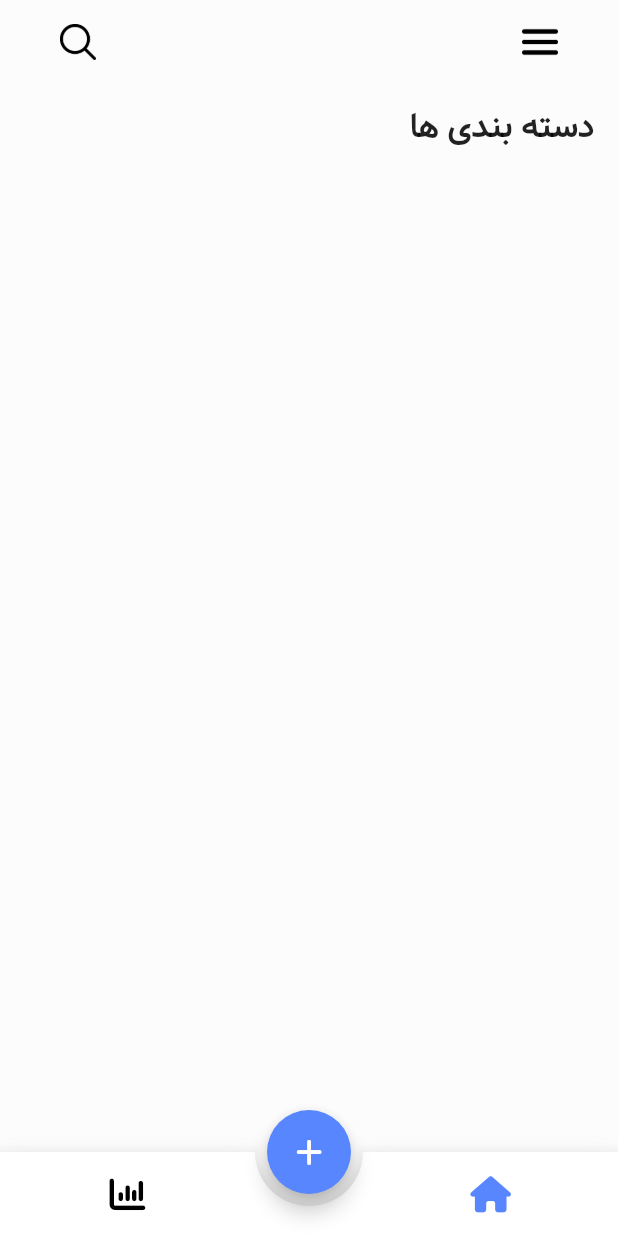
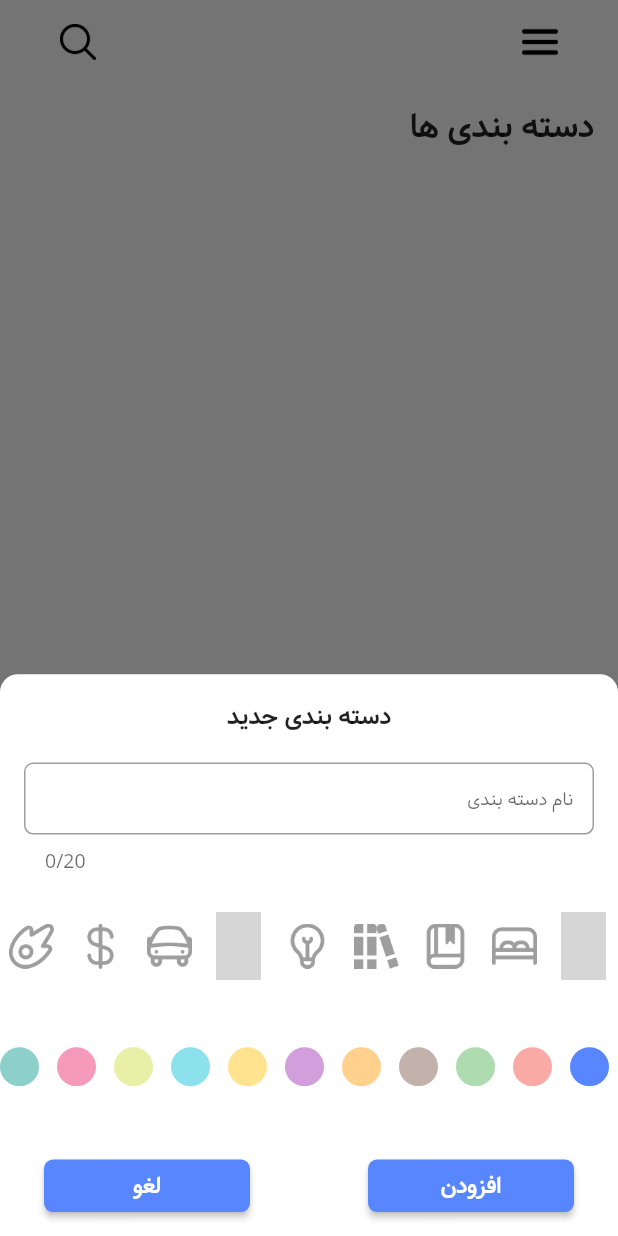
Before and after one commit to smrTofighi/todo_infinity_app, a Flutter app: the MainPage screen opened by its route, after a tap on an icon or button, on a phone screen of 412 x 824 dp. Run offline on Flutter 3.47's test engine with Material 2 defaults, Android fonts, the phone set to English and light mode, and no system bars; drawn by our look-alikes of animated_bottom_navigation_bar; our stand-ins replace dio, dropdown_button2, expandable, flutter_slidable, font_awesome_flutter, get and 4 more; missing offline and left inert: persian_datetime_picker; accounts and stored records are empty; network calls fail; grey boxes are pictures that could not be loaded.

Commit message:
add and delete category in server

```diff
--- a/lib/modules/category/category_page.dart
+++ b/lib/modules/category/category_page.dart
@@ -1,6 +1,5 @@
 import 'package:flutter/material.dart';
 import 'package:get/get.dart';
-import 'package:percent_indicator/linear_percent_indicator.dart';
 import 'package:step_progress_indicator/step_progress_indicator.dart';
 import 'package:todo_infinity_app/core/styles/text_styles.dart';
 import 'package:todo_infinity_app/core/values/colors.dart';
--- /dev/null
+++ b/lib/modules/category/widgets/bottom_sheet_category.dart
@@ -0,0 +1,145 @@
+import 'package:flutter/material.dart';
+import 'package:get/get.dart';
+import 'package:todo_infinity_app/modules/category/category_controller.dart';
+
+import '../../../core/styles/text_styles.dart';
+import '../../../core/values/colors.dart';
+import '../../../core/values/strings.dart';
+import 'color_widget.dart';
+
+void bottomSheetCategory(BuildContext context) {
+  CategoryController controller = Get.find<CategoryController>();
+  var width = MediaQuery.of(context).size.width;
+  var height = MediaQuery.of(context).size.height;
+  Get.bottomSheet(
+      Container(
+        padding: const EdgeInsets.symmetric(vertical: 6.0),
+        width: width,
+        height: height / 2.2,
+        decoration: const BoxDecoration(
+            borderRadius: BorderRadius.only(
+              topLeft: Radius.circular(12),
+              topRight: Radius.circular(12),
+            ),
+            color: SolidColors.card),
+        child: Column(
+          crossAxisAlignment: CrossAxisAlignment.start,
+          mainAxisAlignment: MainAxisAlignment.spaceEvenly,
+          children: [
+            Align(
+              alignment: Alignment.center,
+              child: Text(
+                controller.isEditing.value
+                    ? MyStrings.editCategory
+                    : MyStrings.newCategory,
+                style: MyTextStyles.titleOfBottomSheet,
+              ),
+            ),
+            Padding(
+              padding: const EdgeInsets.fromLTRB(16, 8, 16, 8),
+              child: TextField(
+                controller: controller.textEditingCategory,
+                cursorColor: SolidColors.primary,
+                maxLength: 20,
+                style: const TextStyle(fontSize: 14),
+                decoration: const InputDecoration(
+                  hintText: 'نام دسته بندی',
+                ),
+              ),
+            ),
+            Container(
+              margin: const EdgeInsets.symmetric(vertical: 6.0),
+              height: 45,
+              child: ListView.builder(
+                physics: const ClampingScrollPhysics(),
+                itemCount: controller.iconList.length,
+                shrinkWrap: true,
+                scrollDirection: Axis.horizontal,
+                itemBuilder: (context, index) {
+                  return Obx(
+                    () => GestureDetector(
+                      onTap: () {
+                        controller.iconIndex.value = index;
+                      },
+                      child: AnimatedContainer(
+                        width: 30,
+                        height: 30,
+                        curve: Curves.easeInOutQuint,
+                        margin: const EdgeInsets.symmetric(horizontal: 8.0),
+                        duration: const Duration(seconds: 1),
+                        child: ImageIcon(
+                          controller.iconList[index].image,
+                          size: 35,
+                          color: index == controller.iconIndex.value
+                              ? controller
+                                  .colorList[controller.colorIndex.value]
+                              : Colors.grey,
+                        ),
+                      ),
+                    ),
+                  );
+                },
+              ),
+            ),
+            const SizedBox(
+              height: 15,
+            ),
+            Container(
+              padding: const EdgeInsets.symmetric(vertical: 4.0),
+              height: 34,
+              child: ListView.builder(
+                shrinkWrap: true,
+                itemCount: controller.colorList.length,
+                scrollDirection: Axis.horizontal,
+                itemBuilder: (context, index) => Obx(
+                  () => ColorWidget(
+                    color: index == controller.colorIndex.value
+                        ? controller.colorList[index]
+                        : controller.colorList[index].withOpacity(0.45),
+                    onTap: () {
+                      controller.colorIndex.value = index;
+                    },
+                  ),
+                ),
+              ),
+            ),
+            const SizedBox(
+              height: 25,
+            ),
+            Row(
+              mainAxisAlignment: MainAxisAlignment.spaceEvenly,
+              children: [
+                SizedBox(
+                  height: 35,
+                  width: width / 3,
+                  child: ElevatedButton(
+                    onPressed: () {
+                      controller.isEditing.value
+                          ? controller.editCategory()
+                          : controller.addCategory();
+                    },
+                    child: const Text(MyStrings.add),
+                  ),
+                ),
+                const SizedBox(
+                  width: 20,
+                ),
+                SizedBox(
+                  height: 35,
+                  width: width / 3,
+                  child: ElevatedButton(
+                    onPressed: () {
+                      Get.back();
+                      controller.clearInputs();
+                    },
+                    child: const Text(MyStrings.cancel),
+                  ),
+                ),
+              ],
+            )
+          ],
+        ),
+      ),
+      backgroundColor: Colors.transparent,
+      isDismissible: false);
+}
--- a/lib/modules/main/main_page.dart
+++ b/lib/modules/main/main_page.dart
@@ -3,12 +3,14 @@ import 'package:flutter/material.dart';
 import 'package:font_awesome_flutter/font_awesome_flutter.dart';
 import 'package:get/get.dart';
 import 'package:todo_infinity_app/core/values/colors.dart';
+import 'package:todo_infinity_app/modules/category/category_controller.dart';
 import 'package:todo_infinity_app/modules/category/category_page.dart';
 import 'package:todo_infinity_app/modules/drawer/mydrawer_widget.dart';
 import 'package:todo_infinity_app/modules/report/report_page.dart';
 import '../../core/values/icons.dart';
 import '../../gen/assets.gen.dart';
 import '../../routes/pages.dart';
+import '../category/widgets/bottom_sheet_category.dart';
 import '../widgets/floating_action_button.dart';
 
 // ignore: must_be_immutable
@@ -16,6 +18,7 @@ class MainPage extends StatelessWidget {
   MainPage({Key? key}) : super(key: key);
   final GlobalKey<ScaffoldState> _ourKey = GlobalKey<ScaffoldState>();
   RxInt activeIndex = 0.obs;
+  CategoryController categoryController = Get.find<CategoryController>();
   @override
   Widget build(BuildContext context) {
     return Scaffold(
@@ -66,7 +69,7 @@ class MainPage extends StatelessWidget {
       ),
       floatingActionButton: MyFloatingActionButton(
         onPressed: () {
-          //categoryController.bottomSheetAddEditCategory(context);
+          bottomSheetCategory(context);
         },
         color: SolidColors.primary,
       ),
--- a/lib/modules/task_list/widgets/dropdown_task_list_widget.dart
+++ b/lib/modules/task_list/widgets/dropdown_task_list_widget.dart
@@ -115,7 +115,7 @@ class MenuItems {
         categoryController.changeThemeCategory();
       });
     } else if (item.icon == MyIcons.edit) {
-      categoryController.bottomSheetAddEditCategory(context);
+
     } else if (item.icon == MyIcons.trash) {
       taskController.deleteTasks(context);
     }
```
Also changed, not shown: lib/modules/category/category_controller.dart (+30 -139 lines).
